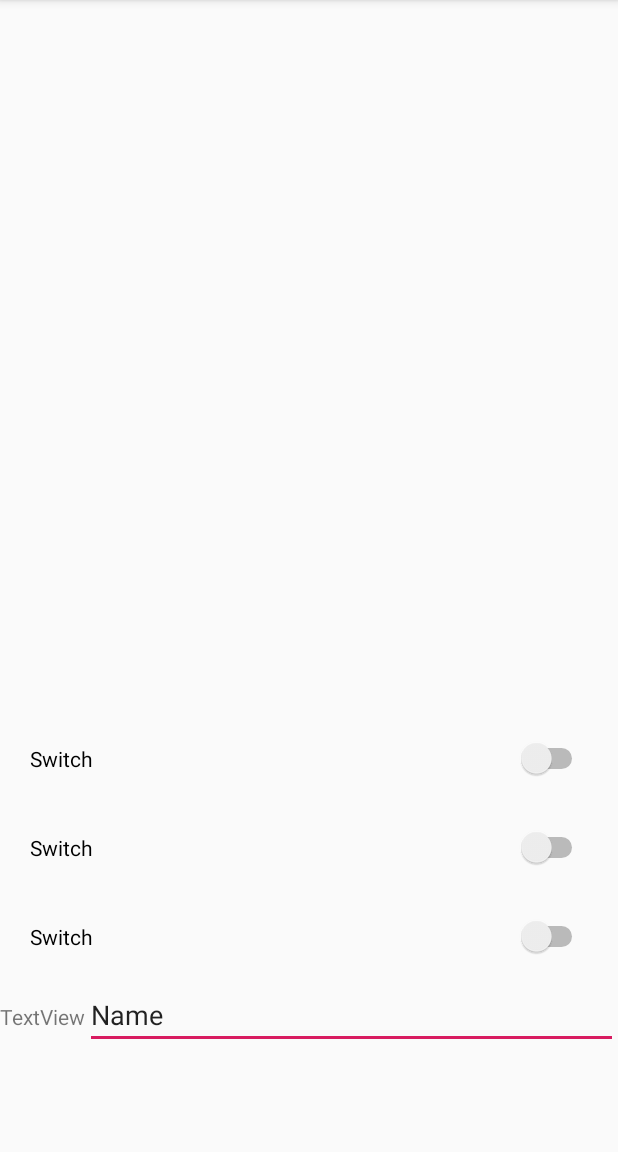
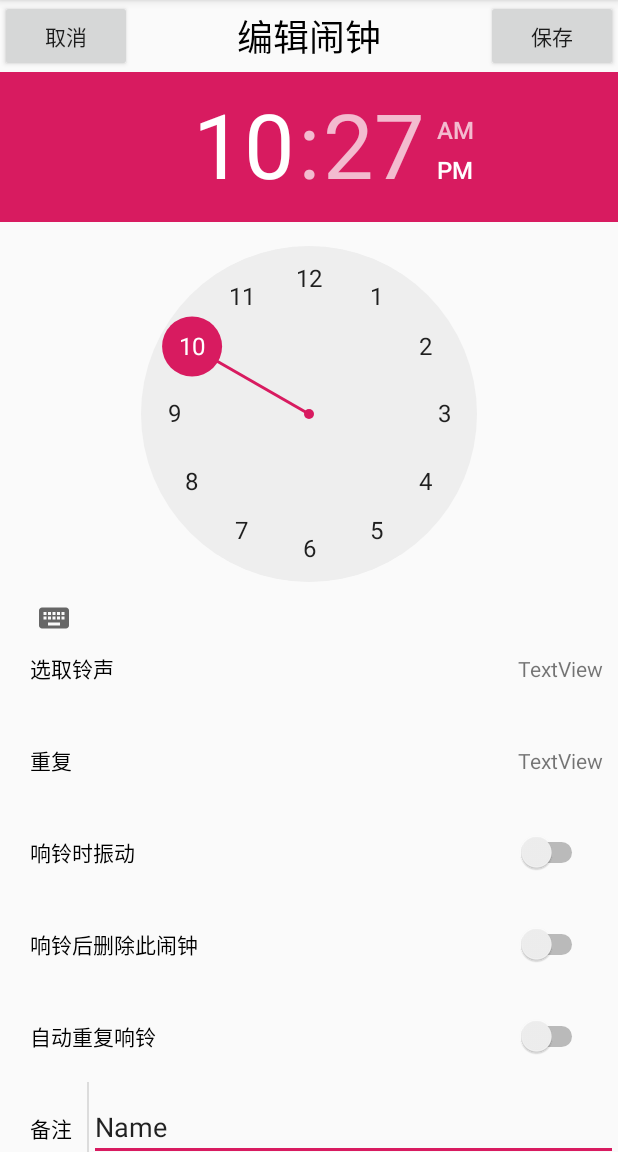
Before and after one commit to dazhuji/SmartClock, an Android app: the fragment SettingupFragment shown on its own in the app's theme, on a phone screen of 412 x 824 dp, the part 84-1236 px from its top. Run offline under Robolectric (Android 15) with nearby library versions, the phone set to English and light mode, and no system bars.

Commit message:
完善了界面布局

```diff
--- a/app/build.gradle
+++ b/app/build.gradle
@@ -27,4 +27,5 @@ dependencies {
     testImplementation 'junit:junit:4.12'
     androidTestImplementation 'androidx.test.ext:junit:1.1.1'
     androidTestImplementation 'androidx.test.espresso:espresso-core:3.2.0'
+    implementation 'com.google.android.material:material:1.0.0'
 }
--- a/app/src/main/res/layout/fragment_settingup.xml
+++ b/app/src/main/res/layout/fragment_settingup.xml
@@ -6,12 +6,44 @@
     android:orientation="vertical"
     tools:context=".fragments.SettingupFragment" >
 
-    <LinearLayout
+    <TableLayout
         android:layout_width="match_parent"
-        android:layout_height="476dp"
-        android:orientation="horizontal">
+        android:layout_height="wrap_content"
+        android:shrinkColumns="0,2"
+        android:stretchColumns="1">
 
-    </LinearLayout>
+        <TableRow
+            android:layout_width="match_parent"
+            android:layout_height="match_parent" >
+
+            <Button
+                android:id="@+id/button"
+                android:layout_width="wrap_content"
+                android:layout_height="wrap_content"
+                android:text="取消" />
+
+            <TextView
+                android:id="@+id/textView2"
+                android:layout_width="131dp"
+                android:layout_height="wrap_content"
+                android:layout_gravity="center_horizontal|center_vertical"
+                android:text="编辑闹钟"
+                android:textColor="#000000"
+                android:textSize="24sp" />
+
+            <Button
+                android:id="@+id/button2"
+                android:layout_width="wrap_content"
+                android:layout_height="wrap_content"
+                android:text="保存" />
+        </TableRow>
+
+    </TableLayout>
+
+    <TimePicker
+        android:layout_width="match_parent"
+        android:layout_height="wrap_content"
+        />
 
     <ScrollView
         android:layout_width="match_parent"
@@ -22,32 +54,101 @@
             android:layout_height="wrap_content"
             android:orientation="vertical">
 
+            <TableLayout
+                android:layout_width="match_parent"
+                android:layout_height="wrap_content"
+                android:stretchColumns="1"
+                >
+
+                <TableRow
+                    android:layout_width="match_parent"
+                    android:layout_height="match_parent">
+
+                    <TextView
+                        android:layout_width="wrap_content"
+                        android:layout_height="wrap_content"
+                        android:paddingStart="20dp"
+                        android:paddingTop="20dp"
+                        android:paddingEnd="10dp"
+                        android:paddingBottom="20dp"
+                        android:text="选取铃声"
+                        android:textColor="#000000"
+                        android:textSize="14sp" />
+
+                    <Space
+                        android:layout_width="wrap_content"
+                        android:layout_height="wrap_content" />
+
+                    <TextView
+                        android:id="@+id/repeatMode"
+                        android:layout_width="wrap_content"
+                        android:layout_height="wrap_content"
+                        android:paddingStart="20dp"
+                        android:paddingTop="20dp"
+                        android:paddingEnd="10dp"
+                        android:paddingBottom="20dp"
+                        android:text="TextView" />
+                </TableRow>
+
+                <TableRow
+                    android:layout_width="match_parent"
+                    android:layout_height="match_parent" >
+
+                    <TextView
+                        android:id="@+id/textView3"
+                        android:layout_width="wrap_content"
+                        android:layout_height="wrap_content"
+                        android:paddingStart="20dp"
+                        android:paddingTop="20dp"
+                        android:paddingEnd="10dp"
+                        android:paddingBottom="20dp"
+                        android:text="重复"
+                        android:textColor="#000000"
+                        android:textSize="14sp" />
+
+                    <Space
+                        android:layout_width="wrap_content"
+                        android:layout_height="wrap_content" />
+
+                    <TextView
+                        android:id="@+id/selectedRing"
+                        android:layout_width="wrap_content"
+                        android:layout_height="wrap_content"
+                        android:paddingStart="20dp"
+                        android:paddingTop="20dp"
+                        android:paddingEnd="10dp"
+                        android:paddingBottom="20dp"
+                        android:text="TextView" />
+                </TableRow>
+
+            </TableLayout>
+
             <Switch
                 android:id="@+id/switch8"
                 android:layout_width="match_parent"
                 android:layout_height="wrap_content"
                 android:padding="20dp"
-                android:text="Switch" />
+                android:text="响铃时振动" />
 
             <Switch
                 android:id="@+id/switch9"
                 android:layout_width="match_parent"
                 android:layout_height="wrap_content"
                 android:padding="20dp"
-                android:text="Switch" />
+                android:text="响铃后删除此闹钟" />
 
             <Switch
                 android:id="@+id/switch7"
                 android:layout_width="match_parent"
                 android:layout_height="wrap_content"
                 android:padding="20dp"
-                android:text="Switch" />
+                android:text="自动重复响铃" />
 
             <TableLayout
                 android:layout_width="match_parent"
                 android:layout_height="match_parent"
-                android:shrinkColumns="0"
-                android:stretchColumns="1">
+                android:shrinkColumns="0,1"
+                android:stretchColumns="2">
 
                 <TableRow
                     android:layout_width="match_parent"
@@ -57,7 +158,19 @@
                         android:id="@+id/textView"
                         android:layout_width="wrap_content"
                         android:layout_height="wrap_content"
-                        android:text="TextView" />
+                        android:paddingStart="20dp"
+                        android:paddingTop="20dp"
+                        android:paddingEnd="10dp"
+                        android:paddingBottom="5dp"
+                        android:text="备注"
+                        android:textColor="#000000"
+                        android:textSize="14sp" />
+
+                    <View
+                        android:id="@+id/divider"
+                        android:layout_width="1dp"
+                        android:layout_height="match_parent"
+                        android:background="?android:attr/listDivider" />
 
                     <EditText
                         android:id="@+id/editText"
@@ -69,6 +182,7 @@
                 </TableRow>
 
             </TableLayout>
+
         </LinearLayout>
     </ScrollView>
 
```
